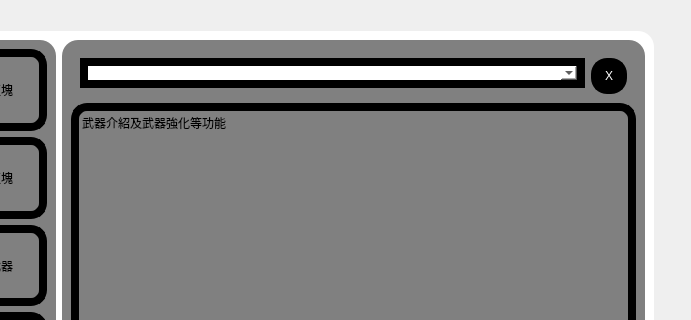
This is ui_test_project.ui in jonny030/RPG as Qt 5 draws it before an edit; both pictures show x 117 to 808 and y 0 to 320 of the 808 by 481 pixel window. The edited form follows.
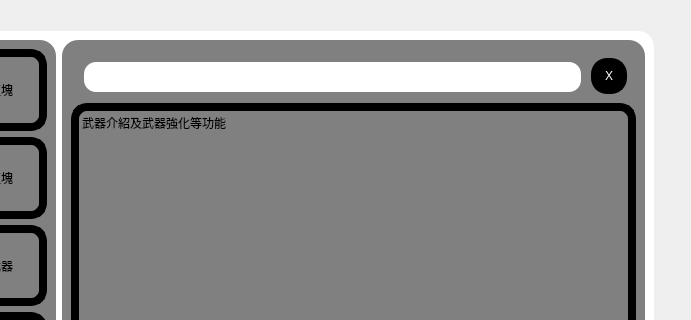
This is the edited form. Icons and pictures are not drawn.

What changed in the file:
```diff
--- a/ui_test_project.ui
+++ b/ui_test_project.ui
@@ -542,13 +542,13 @@
              <property name="minimumSize">
               <size>
                <width>0</width>
-               <height>0</height>
+               <height>38</height>
               </size>
              </property>
              <property name="maximumSize">
               <size>
                <width>16777215</width>
-               <height>32</height>
+               <height>68</height>
               </size>
              </property>
              <property name="cursor">
@@ -556,17 +556,28 @@
              </property>
              <property name="styleSheet">
               <string notr="true">QComboBox {
-	background:white;
-	border:3px solid black !important;
-	border-width:8px;
-	border-radius:16px;
-	padding-left:8px;
+border:solid 3px rgb(0, 0, 0);
+background:white;
+border-width:8px;
+border-radius:16px;
+padding-left:8px;
+font-size:16px &quot;SimHei&quot;;
+}  
+
+QComboBox QAbstractItemView {
+border:solid 3px rgb(0, 0, 0);
+background:white;
+border-width:8px;
+border-radius:0px !important;
+padding-left:8px;
+font-size:16px &quot;SimHei&quot;;
 }
 
-QComboBox:first {
-	border-radius:16px !important;
-	background:white !important;
-}</string>
+ QComboBox::drop-down{
+width: 40px;
+border-left: 1px solid #ffffff; 
+}    
+</string>
              </property>
             </widget>
            </item>
```
